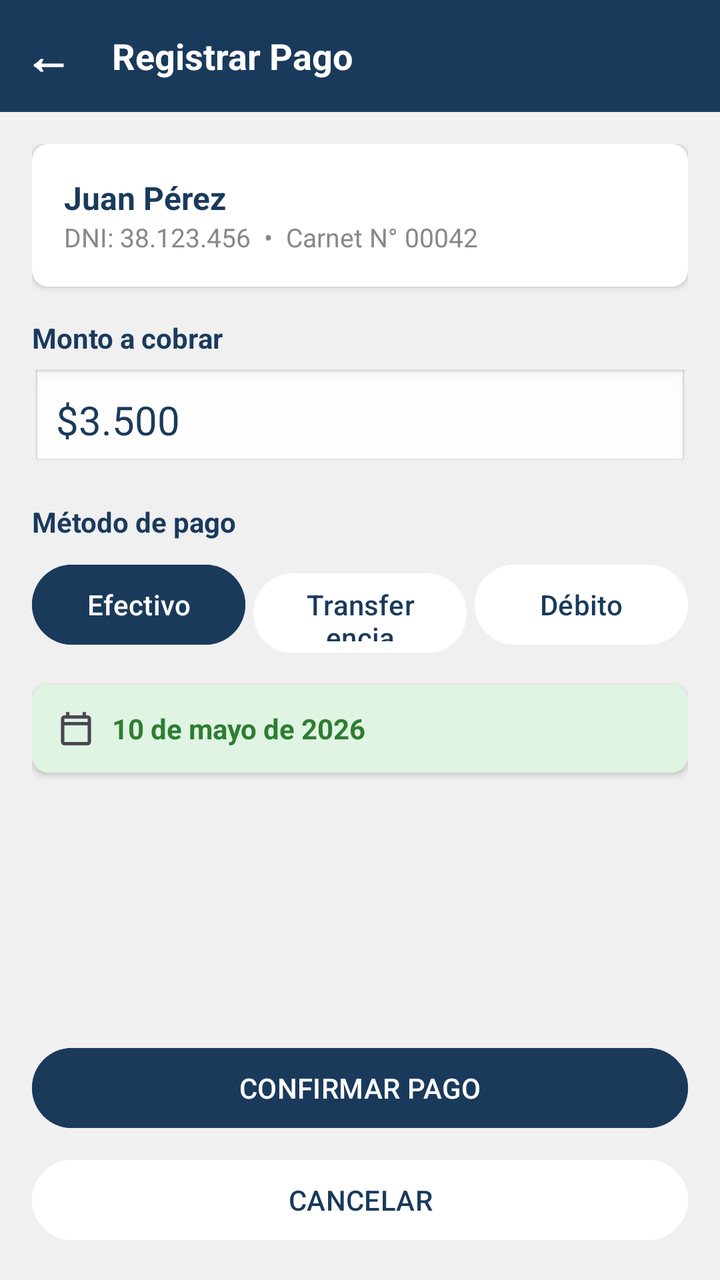
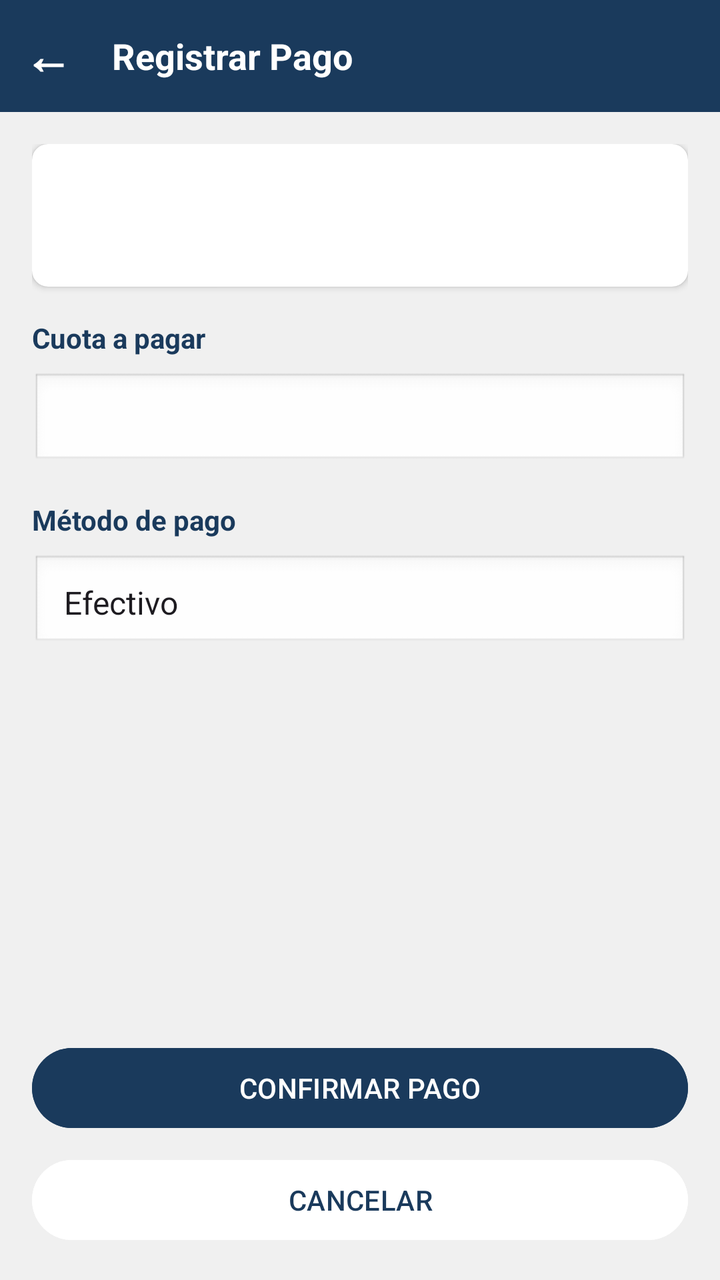

Before-and-after screenshots of an Android layout around one commit, followed by the original layout XML and the change that was made.
<!-- AndroidManifest.xml: application theme Theme.ClubDeportivo -->
<!-- res/layout/activity_registrar_pago.xml -->
<?xml version="1.0" encoding="utf-8"?>
<LinearLayout xmlns:android="http://schemas.android.com/apk/res/android"
    xmlns:app="http://schemas.android.com/apk/res-auto"
    android:layout_width="match_parent"
    android:layout_height="match_parent"
    android:orientation="vertical"
    android:background="@color/colorBackgroundGray">

    
    <LinearLayout
        android:layout_width="match_parent"
        android:layout_height="56dp"
        android:background="@color/colorPrimaryDark"
        android:orientation="horizontal"
        android:gravity="center_vertical"
        android:paddingStart="12dp"
        android:paddingEnd="12dp">

        <TextView
            android:id="@+id/btnVolver"
            android:layout_width="wrap_content"
            android:layout_height="wrap_content"
            android:text="←"
            android:textSize="24sp"
            android:textStyle="bold"
            android:textColor="@color/white"
            android:layout_marginEnd="12dp" />


        <TextView
            android:layout_width="wrap_content"
            android:layout_height="wrap_content"
            android:text="Registrar Pago"
            android:textColor="@color/white"
            android:textSize="18sp"
            android:textStyle="bold"
            android:layout_marginStart="8dp"/>
    </LinearLayout>

    <ScrollView
        android:layout_width="match_parent"
        android:layout_height="0dp"
        android:layout_weight="1"
        android:padding="16dp">

        <LinearLayout
            android:layout_width="match_parent"
            android:layout_height="wrap_content"
            android:orientation="vertical">

            
            <androidx.cardview.widget.CardView
                android:layout_width="match_parent"
                android:layout_height="wrap_content"
                android:layout_marginBottom="16dp"
                app:cardCornerRadius="8dp"
                app:cardElevation="2dp">

                <LinearLayout
                    android:layout_width="match_parent"
                    android:layout_height="wrap_content"
                    android:orientation="vertical"
                    android:padding="16dp">

                    <TextView
                        android:layout_width="wrap_content"
                        android:layout_height="wrap_content"
                        android:text="Juan Pérez"
                        android:textSize="16sp"
                        android:textStyle="bold"
                        android:textColor="@color/colorPrimaryDark"/>

                    <TextView
                        android:layout_width="wrap_content"
                        android:layout_height="wrap_content"
                        android:text="DNI: 38.123.456  •  Carnet N° 00042"
                        android:textSize="13sp"
                        android:textColor="@color/colorTextMuted"/>
                </LinearLayout>
            </androidx.cardview.widget.CardView>

            
            <TextView
                android:layout_width="wrap_content"
                android:layout_height="wrap_content"
                android:text="Monto a cobrar"
                android:textSize="14sp"
                android:textColor="@color/colorPrimaryDark"
                android:textStyle="bold"
                android:layout_marginBottom="6dp"/>

            <EditText
                android:id="@+id/etMonto"
                android:layout_width="match_parent"
                android:layout_height="wrap_content"
                android:text="$3.500"
                android:textSize="20sp"
                android:textColor="@color/colorPrimaryDark"
                android:background="@android:drawable/edit_text"
                android:padding="12dp"
                android:layout_marginBottom="16dp"
                android:inputType="numberDecimal"/>

            
            <TextView
                android:layout_width="wrap_content"
                android:layout_height="wrap_content"
                android:text="Método de pago"
                android:textSize="14sp"
                android:textColor="@color/colorPrimaryDark"
                android:textStyle="bold"
                android:layout_marginBottom="8dp"/>

            <LinearLayout
                android:layout_width="match_parent"
                android:layout_height="wrap_content"
                android:orientation="horizontal"
                android:layout_marginBottom="16dp">

                <Button
                    android:id="@+id/btnEfectivo"
                    android:layout_width="0dp"
                    android:layout_height="48dp"
                    android:layout_weight="1"
                    android:text="Efectivo"
                    android:textAllCaps="false"
                    android:backgroundTint="@color/colorPrimaryDark"
                    android:textColor="@color/white"
                    android:layout_marginEnd="4dp"/>

                <Button
                    android:id="@+id/btnTransferencia"
                    android:layout_width="0dp"
                    android:layout_height="48dp"
                    android:layout_weight="1"
                    android:text="Transferencia"
                    android:textAllCaps="false"
                    android:backgroundTint="@color/white"
                    android:textColor="@color/colorPrimaryDark"
                    android:layout_marginEnd="4dp"/>

                <Button
                    android:id="@+id/btnDebito"
                    android:layout_width="0dp"
                    android:layout_height="48dp"
                    android:layout_weight="1"
                    android:text="Débito"
                    android:textAllCaps="false"
                    android:backgroundTint="@color/white"
                    android:textColor="@color/colorPrimaryDark"/>
            </LinearLayout>

            
            <androidx.cardview.widget.CardView
                android:layout_width="match_parent"
                android:layout_height="wrap_content"
                android:layout_marginBottom="32dp"
                app:cardCornerRadius="8dp"
                app:cardBackgroundColor="@color/colorStatusOkLight">

                <LinearLayout
                    android:layout_width="match_parent"
                    android:layout_height="wrap_content"
                    android:orientation="horizontal"
                    android:padding="12dp"
                    android:gravity="center_vertical">

                    <ImageView
                        android:layout_width="20dp"
                        android:layout_height="20dp"
                        android:src="@drawable/calendar"
                        android:contentDescription="Calendario"
                        android:layout_marginEnd="8dp"/>

                    <TextView
                        android:layout_width="wrap_content"
                        android:layout_height="wrap_content"
                        android:text="10 de mayo de 2026"
                        android:textColor="@color/colorStatusOk"
                        android:textStyle="bold"
                        android:textSize="14sp"/>
                </LinearLayout>
            </androidx.cardview.widget.CardView>

        </LinearLayout>
    </ScrollView>

    
    <LinearLayout
        android:layout_width="match_parent"
        android:layout_height="wrap_content"
        android:orientation="vertical"
        android:padding="16dp">

        <Button
            android:id="@+id/btnConfirmarPago"
            android:layout_width="match_parent"
            android:layout_height="wrap_content"
            android:text="CONFIRMAR PAGO"
            android:backgroundTint="@color/colorPrimaryDark"
            android:textColor="@color/white"
            android:layout_marginBottom="8dp"/>

        <Button
            android:id="@+id/btnCancelar"
            android:layout_width="match_parent"
            android:layout_height="wrap_content"
            android:text="CANCELAR"
            android:backgroundTint="@color/white"
            android:textColor="@color/colorPrimaryDark"/>

    </LinearLayout>

</LinearLayout>
<!-- resources referenced by this layout -->
<resources>
  <color name="colorBackgroundGray">#F0F0F0</color>
  <color name="colorPrimaryDark">#1A3A5C</color>
  <color name="colorStatusOk">#2E7D32</color>
  <color name="colorStatusOkLight">#E0F4E3</color>
  <color name="colorTextMuted">#888888</color>
  <color name="white">#FFFFFFFF</color>
  <!-- drawable calendar (drawable) -->
  <vector xmlns:android="http://schemas.android.com/apk/res/android"
      android:width="24dp"
      android:height="24dp"
      android:viewportWidth="960"
      android:viewportHeight="960"
      android:tint="?attr/colorControlNormal">
    <path
        android:fillColor="@android:color/white"
        android:pathData="M200,880Q167,880 143.5,856.5Q120,833 120,800L120,240Q120,207 143.5,183.5Q167,160 200,160L240,160L240,80L320,80L320,160L640,160L640,80L720,80L720,160L760,160Q793,160 816.5,183.5Q840,207 840,240L840,800Q840,833 816.5,856.5Q793,880 760,880L200,880ZM200,800L760,800Q760,800 760,800Q760,800 760,800L760,400L200,400L200,800Q200,800 200,800Q200,800 200,800ZM200,320L760,320L760,240Q760,240 760,240Q760,240 760,240L200,240Q200,240 200,240Q200,240 200,240L200,320ZM200,320L200,240Q200,240 200,240Q200,240 200,240L200,240Q200,240 200,240Q200,240 200,240L200,320Z"/>
  </vector>
  <style name="Theme.ClubDeportivo" parent="Base.Theme.ClubDeportivo" />
  <style name="Base.Theme.ClubDeportivo" parent="Theme.Material3.DayNight.NoActionBar">
          
          
      </style>
</resources>

<!-- the commit's change to res/layout/activity_registrar_pago.xml (unified diff, before → after) -->
@@ -24,8 +24,7 @@
             android:textSize="24sp"
             android:textStyle="bold"
             android:textColor="@color/white"
-            android:layout_marginEnd="12dp" />
-
+            android:layout_marginEnd="12dp"/>
 
         <TextView
             android:layout_width="wrap_content"
@@ -63,17 +62,19 @@
                     android:padding="16dp">
 
                     <TextView
-                        android:layout_width="wrap_content"
-                        android:layout_height="wrap_content"
-                        android:text="Juan Pérez"
+                        android:id="@+id/tvNombreSocio"
+                        android:layout_width="wrap_content"
+                        android:layout_height="wrap_content"
+                        android:text=""
                         android:textSize="16sp"
                         android:textStyle="bold"
                         android:textColor="@color/colorPrimaryDark"/>
 
                     <TextView
-                        android:layout_width="wrap_content"
-                        android:layout_height="wrap_content"
-                        android:text="DNI: 38.123.456  •  Carnet N° 00042"
+                        android:id="@+id/tvDniSocio"
+                        android:layout_width="wrap_content"
+                        android:layout_height="wrap_content"
+                        android:text=""
                         android:textSize="13sp"
                         android:textColor="@color/colorTextMuted"/>
                 </LinearLayout>
@@ -83,23 +84,30 @@
             <TextView
                 android:layout_width="wrap_content"
                 android:layout_height="wrap_content"
-                android:text="Monto a cobrar"
+                android:text="Cuota a pagar"
                 android:textSize="14sp"
                 android:textColor="@color/colorPrimaryDark"
                 android:textStyle="bold"
-                android:layout_marginBottom="6dp"/>
-
-            <EditText
-                android:id="@+id/etMonto"
-                android:layout_width="match_parent"
-                android:layout_height="wrap_content"
-                android:text="$3.500"
-                android:textSize="20sp"
-                android:textColor="@color/colorPrimaryDark"
+                android:layout_marginBottom="8dp"/>
+
+            <Spinner
+                android:id="@+id/spinnerCuotas"
+                android:layout_width="match_parent"
+                android:layout_height="wrap_content"
+                android:layout_marginBottom="16dp"
                 android:background="@android:drawable/edit_text"
-                android:padding="12dp"
-                android:layout_marginBottom="16dp"
-                android:inputType="numberDecimal"/>
+                android:padding="8dp"/>
+
+            
+            <TextView
+                android:id="@+id/tvSinCuotas"
+                android:layout_width="match_parent"
+                android:layout_height="wrap_content"
+                android:text="Este socio no tiene cuotas generadas. Generarlas desde el módulo de Vencimientos."
+                android:textColor="@color/colorError"
+                android:textSize="13sp"
+                android:visibility="gone"
+                android:layout_marginBottom="16dp"/>
 
             
             <TextView
@@ -111,74 +119,68 @@
                 android:textStyle="bold"
                 android:layout_marginBottom="8dp"/>
 
-            <LinearLayout
-                android:layout_width="match_parent"
-                android:layout_height="wrap_content"
-                android:orientation="horizontal"
-                android:layout_marginBottom="16dp">
-
-                <Button
-                    android:id="@+id/btnEfectivo"
-                    android:layout_width="0dp"
-                    android:layout_height="48dp"
-                    android:layout_weight="1"
-                    android:text="Efectivo"
-                    android:textAllCaps="false"
-                    android:backgroundTint="@color/colorPrimaryDark"
-                    android:textColor="@color/white"
-                    android:layout_marginEnd="4dp"/>
-
-                <Button
-                    android:id="@+id/btnTransferencia"
-                    android:layout_width="0dp"
-                    android:layout_height="48dp"
-                    android:layout_weight="1"
-                    android:text="Transferencia"
-                    android:textAllCaps="false"
-                    android:backgroundTint="@color/white"
-                    android:textColor="@color/colorPrimaryDark"
-                    android:layout_marginEnd="4dp"/>
-
-                <Button
-                    android:id="@+id/btnDebito"
-                    android:layout_width="0dp"
-                    android:layout_height="48dp"
-                    android:layout_weight="1"
-                    android:text="Débito"
-                    android:textAllCaps="false"
-                    android:backgroundTint="@color/white"
-                    android:textColor="@color/colorPrimaryDark"/>
-            </LinearLayout>
+            <Spinner
+                android:id="@+id/spinnerMedio"
+                android:layout_width="match_parent"
+                android:layout_height="wrap_content"
+                android:layout_marginBottom="16dp"
+                android:background="@android:drawable/edit_text"
+                android:padding="8dp"
+                android:entries="@array/medios_pago"/>
 
             
             <androidx.cardview.widget.CardView
-                android:layout_width="match_parent"
-                android:layout_height="wrap_content"
-                android:layout_marginBottom="32dp"
+                android:id="@+id/cardComprobante"
+                android:layout_width="match_parent"
+                android:layout_height="wrap_content"
+                android:layout_marginBottom="16dp"
+                android:visibility="gone"
                 app:cardCornerRadius="8dp"
                 app:cardBackgroundColor="@color/colorStatusOkLight">
 
                 <LinearLayout
                     android:layout_width="match_parent"
                     android:layout_height="wrap_content"
-                    android:orientation="horizontal"
-                    android:padding="12dp"
-                    android:gravity="center_vertical">
-
-                    <ImageView
-                        android:layout_width="20dp"
-                        android:layout_height="20dp"
-                        android:src="@drawable/calendar"
-                        android:contentDescription="Calendario"
-                        android:layout_marginEnd="8dp"/>
-
-                    <TextView
-                        android:layout_width="wrap_content"
-                        android:layout_height="wrap_content"
-                        android:text="10 de mayo de 2026"
+                    android:orientation="vertical"
+                    android:padding="16dp">
+
+                    <TextView
+                        android:layout_width="wrap_content"
+                        android:layout_height="wrap_content"
+                        android:text="✓ Pago registrado exitosamente"
                         android:textColor="@color/colorStatusOk"
                         android:textStyle="bold"
-                        android:textSize="14sp"/>
+                        android:textSize="15sp"
+                        android:layout_marginBottom="8dp"/>
+
+                    <TextView
+                        android:id="@+id/tvComprobantePeriodo"
+                        android:layout_width="wrap_content"
+                        android:layout_height="wrap_content"
+                        android:textSize="13sp"
+                        android:textColor="@color/colorTextPrimary"/>
+
+                    <TextView
+                        android:id="@+id/tvComprobanteMonto"
+                        android:layout_width="wrap_content"
+                        android:layout_height="wrap_content"
+                        android:textSize="13sp"
+                        android:textColor="@color/colorTextPrimary"/>
+
+                    <TextView
+                        android:id="@+id/tvComprobanteFecha"
+                        android:layout_width="wrap_content"
+                        android:layout_height="wrap_content"
+                        android:textSize="13sp"
+                        android:textColor="@color/colorTextPrimary"/>
+
+                    <TextView
+                        android:id="@+id/tvComprobanteMedio"
+                        android:layout_width="wrap_content"
+                        android:layout_height="wrap_content"
+                        android:textSize="13sp"
+                        android:textColor="@color/colorTextPrimary"/>
+
                 </LinearLayout>
             </androidx.cardview.widget.CardView>
 
<!-- resource entries referenced after the edit -->
@@ -1,22 +1,19 @@
 <!-- resources referenced by this layout -->
 <resources>
+  <string-array name="medios_pago">
+          <item>Efectivo</item>
+          <item>Virtual</item>
+          <item>Debito</item>
+          <item>Credito</item>
+      </string-array>
   <color name="colorBackgroundGray">#F0F0F0</color>
+  <color name="colorError">#C62828</color>
   <color name="colorPrimaryDark">#1A3A5C</color>
   <color name="colorStatusOk">#2E7D32</color>
   <color name="colorStatusOkLight">#E0F4E3</color>
   <color name="colorTextMuted">#888888</color>
+  <color name="colorTextPrimary">#1A1A1A</color>
   <color name="white">#FFFFFFFF</color>
-  <!-- drawable calendar (drawable) -->
-  <vector xmlns:android="http://schemas.android.com/apk/res/android"
-      android:width="24dp"
-      android:height="24dp"
-      android:viewportWidth="960"
-      android:viewportHeight="960"
-      android:tint="?attr/colorControlNormal">
-    <path
-        android:fillColor="@android:color/white"
-        android:pathData="M200,880Q167,880 143.5,856.5Q120,833 120,800L120,240Q120,207 143.5,183.5Q167,160 200,160L240,160L240,80L320,80L320,160L640,160L640,80L720,80L720,160L760,160Q793,160 816.5,183.5Q840,207 840,240L840,800Q840,833 816.5,856.5Q793,880 760,880L200,880ZM200,800L760,800Q760,800 760,800Q760,800 760,800L760,400L200,400L200,800Q200,800 200,800Q200,800 200,800ZM200,320L760,320L760,240Q760,240 760,240Q760,240 760,240L200,240Q200,240 200,240Q200,240 200,240L200,320ZM200,320L200,240Q200,240 200,240Q200,240 200,240L200,240Q200,240 200,240Q200,240 200,240L200,320Z"/>
-  </vector>
   <style name="Theme.ClubDeportivo" parent="Base.Theme.ClubDeportivo" />
   <style name="Base.Theme.ClubDeportivo" parent="Theme.Material3.DayNight.NoActionBar">
           
